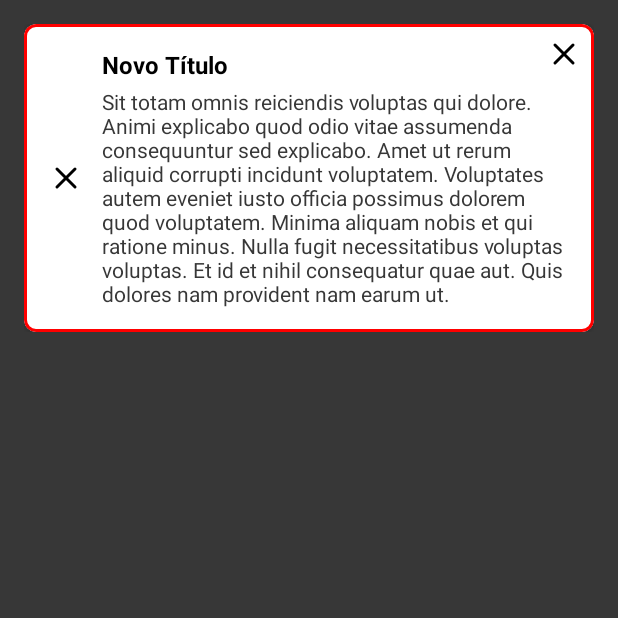
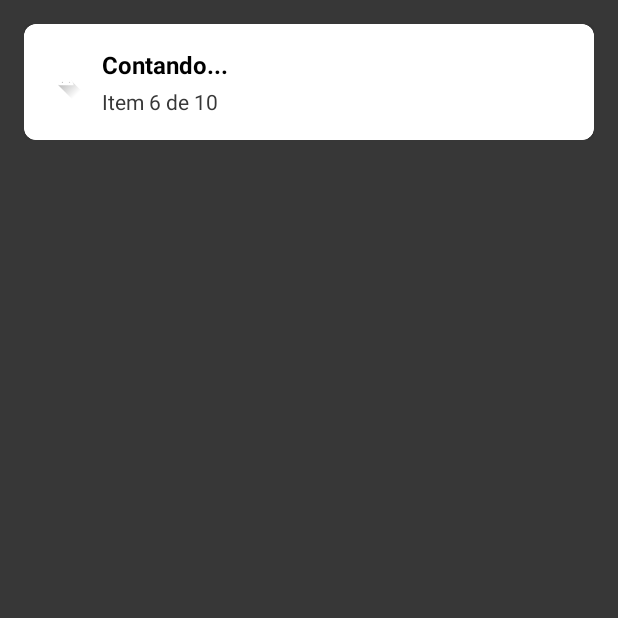
Before and after one commit to GuerraAna/CustomViewCookBook, an Android app: the screen it shows after launch (MainActivity), on a phone screen of 412 x 824 dp, the top half of it. Run offline under Robolectric (Android 15) with nearby library versions, the phone set to English and light mode, and no system bars.

Commit message:
feat: implement banner state management with ViewModel
Introduces a `MainViewModel` to manage the banner's state using Kotlin Flows and a sealed `BannerState` class. This separates the banner's logic from the `MainActivity`.

- Adds `kotlinx-coroutines-android` and `lifecycle-runtime-ktx` dependencies.
- Creates `MainViewModel` to handle banner state transitions, including a count-up simulation.
- Defines a `BannerState` sealed class (`InitialLoading`, `Loading`, `Success`, `Error`) to represent different UI states.
- Refactors `MainActivity` to observe the `ViewModel`'s state Flow using `lifecycleScope`.
- Updates the banner UI programmatically in `MainActivity` based on the collected state from the `ViewModel`.

```diff
--- a/app/build.gradle.kts
+++ b/app/build.gradle.kts
@@ -49,4 +49,6 @@ dependencies {
     testImplementation(libs.junit)
     androidTestImplementation(libs.androidx.junit)
     androidTestImplementation(libs.androidx.espresso.core)
+    implementation(libs.kotlinx.coroutines.android)
+    implementation(libs.androidx.lifecycle.runtime.ktx)
 }
--- /dev/null
+++ b/app/src/main/java/com/example/customviewcookbook/BannerState.kt
@@ -0,0 +1,8 @@
+package com.example.customviewcookbook
+
+internal sealed class BannerState {
+    data class Loading(val current: Int, val total: Int) : BannerState()
+    object Error : BannerState()
+    object Success : BannerState()
+    object InitialLoading : BannerState()
+}
--- a/app/src/main/java/com/example/customviewcookbook/MainActivity.kt
+++ b/app/src/main/java/com/example/customviewcookbook/MainActivity.kt
@@ -5,10 +5,11 @@ import android.view.View
 import androidx.activity.enableEdgeToEdge
 import androidx.appcompat.app.AppCompatActivity
 import androidx.appcompat.content.res.AppCompatResources
-import androidx.core.content.ContextCompat
 import androidx.core.view.ViewCompat
 import androidx.core.view.WindowInsetsCompat
+import androidx.lifecycle.lifecycleScope
 import com.example.customviewcookbook.databinding.ActivityMainBinding
+import kotlinx.coroutines.launch
 
 internal class MainActivity : AppCompatActivity() {
 
@@ -16,22 +17,100 @@ internal class MainActivity : AppCompatActivity() {
         ActivityMainBinding.inflate(layoutInflater)
     }
 
+    private val viewModel: MainViewModel by lazy { MainViewModel(application) }
+
     override fun onCreate(savedInstanceState: Bundle?) {
         super.onCreate(savedInstanceState)
         enableEdgeToEdge()
         setContentView(binding.root)
+        adjustSystemInsets()
+        initializeViewModel()
+        observeViewModel()
+    }
 
-        ViewCompat.setOnApplyWindowInsetsListener(binding.main) { v, insets ->
+    private fun adjustSystemInsets() {
+        ViewCompat.setOnApplyWindowInsetsListener(binding.main) { view, insets ->
             val systemBars = insets.getInsets(WindowInsetsCompat.Type.systemBars())
-            v.setPadding(systemBars.left, systemBars.top, systemBars.right, systemBars.bottom)
+
+            view.setPadding(
+                    systemBars.left,
+                    systemBars.top,
+                    systemBars.right,
+                    systemBars.bottom
+            )
+
             insets
         }
+    }
 
-        val banner = binding.bannerHighlight
-        banner.icon = AppCompatResources.getDrawable(this, R.drawable.ic_launcher_foreground)
-        banner.title = "Novo Título"
-        banner.description = "Sit totam omnis reiciendis voluptas qui dolore. Animi explicabo quod odio vitae assumenda consequuntur sed explicabo. Amet ut rerum aliquid corrupti incidunt voluptatem. Voluptates autem eveniet iusto officia possimus dolorem quod voluptatem. Minima aliquam nobis et qui ratione minus. Nulla fugit necessitatibus voluptas voluptas. Et id et nihil consequatur quae aut. Quis dolores nam provident nam earum ut."
-        banner.isError = true
-        banner.onCloseClickListener = { banner.visibility = View.GONE }
+    private fun observeViewModel() {
+        lifecycleScope.launch {
+            viewModel.state.collect { bannerState ->
+                when (bannerState) {
+                    is BannerState.InitialLoading -> onBannerInitialLoading()
+
+                    is BannerState.Loading -> onBannerLoading(
+                            current = bannerState.current,
+                            total = bannerState.total
+                    )
+
+                    is BannerState.Success -> onBannerSuccess()
+                    is BannerState.Error -> onBannerError()
+                }
+            }
+        }
+    }
+
+    private fun onBannerInitialLoading() {
+        binding.bannerHighlight.icon = AppCompatResources.getDrawable(
+                this,
+                R.drawable.ic_launcher_foreground
+        )
+
+        binding.bannerHighlight.title = "Iniciando a Contagem..."
+        binding.bannerHighlight.description = "A contagem começará em breve."
+        binding.bannerHighlight.isError = false
+    }
+
+    private fun onBannerLoading(current: Int, total: Int) {
+        binding.bannerHighlight.icon = AppCompatResources.getDrawable(
+                this,
+                R.drawable.ic_launcher_foreground
+        )
+
+        binding.bannerHighlight.title = "Contando..."
+        binding.bannerHighlight.description = "Item $current de $total"
+        binding.bannerHighlight.isError = false
+    }
+
+    private fun onBannerSuccess() {
+        binding.bannerHighlight.icon = AppCompatResources.getDrawable(
+                this,
+                R.drawable.ic_launcher_foreground
+        )
+
+        binding.bannerHighlight.title = "Concluído!"
+        binding.bannerHighlight.description = "A contagem terminou com sucesso."
+        binding.bannerHighlight.isError = false
+    }
+
+    private fun onBannerError() {
+        binding.bannerHighlight.icon = AppCompatResources.getDrawable(
+                this,
+                R.drawable.ic_launcher_foreground
+        )
+
+        binding.bannerHighlight.title = "Erro!"
+        binding.bannerHighlight.description = "Ocorreu um erro durante a contagem."
+
+        binding.bannerHighlight.onCloseClickListener = {
+            binding.bannerHighlight.visibility = View.GONE
+        }
+
+        binding.bannerHighlight.isError = true
+    }
+
+    private fun initializeViewModel() {
+        viewModel.startBannerCountUp(10)
     }
 }
--- /dev/null
+++ b/app/src/main/java/com/example/customviewcookbook/MainViewModel.kt
@@ -0,0 +1,48 @@
+package com.example.customviewcookbook
+
+import android.app.Application
+import androidx.lifecycle.AndroidViewModel
+import androidx.lifecycle.viewModelScope
+import kotlinx.coroutines.delay
+import kotlinx.coroutines.flow.Flow
+import kotlinx.coroutines.flow.MutableStateFlow
+import kotlinx.coroutines.flow.StateFlow
+import kotlinx.coroutines.flow.asStateFlow
+import kotlinx.coroutines.flow.flow
+import kotlinx.coroutines.launch
+
+internal class MainViewModel(
+    application: Application
+) : AndroidViewModel(application) {
+
+    private val _state = MutableStateFlow<BannerState>(BannerState.InitialLoading)
+
+    /**
+     *
+     */
+    val state: StateFlow<BannerState> = _state.asStateFlow()
+
+    /**
+     *
+     */
+    fun startBannerCountUp(total: Int) {
+        viewModelScope.launch {
+            delay(2000)
+
+            // A contagem original pode ser mantida como privada
+            startCountUp(total).collect { (current, totalValue) ->
+                // Emite um novo estado de Loading a cada contagem
+                _state.value = BannerState.Loading(current, totalValue)
+            }
+            // Quando o flow terminar, emite o estado de Success
+            _state.value = BannerState.Success
+        }
+    }
+
+    private fun startCountUp(total: Int): Flow<Pair<Int, Int>> = flow {
+        for (i in 1..total) {
+            emit(i to total)
+            delay(1000)
+        }
+    }
+}
--- a/gradle/libs.versions.toml
+++ b/gradle/libs.versions.toml
@@ -6,16 +6,20 @@ junit = "4.13.2"
 junitVersion = "1.3.0"
 espressoCore = "3.7.0"
 appcompat = "1.7.1"
+kotlinxCoroutinesAndroid = "1.7.3"
+lifecycleRuntimeKtx = "2.8.0"
 material = "1.10.0"
 activity = "1.11.0"
 constraintlayout = "2.1.4"
 
 [libraries]
 androidx-core-ktx = { group = "androidx.core", name = "core-ktx", version.ref = "coreKtx" }
+androidx-lifecycle-runtime-ktx = { module = "androidx.lifecycle:lifecycle-runtime-ktx", version.ref = "lifecycleRuntimeKtx" }
 junit = { group = "junit", name = "junit", version.ref = "junit" }
 androidx-junit = { group = "androidx.test.ext", name = "junit", version.ref = "junitVersion" }
 androidx-espresso-core = { group = "androidx.test.espresso", name = "espresso-core", version.ref = "espressoCore" }
 androidx-appcompat = { group = "androidx.appcompat", name = "appcompat", version.ref = "appcompat" }
+kotlinx-coroutines-android = { module = "org.jetbrains.kotlinx:kotlinx-coroutines-android", version.ref = "kotlinxCoroutinesAndroid" }
 material = { group = "com.google.android.material", name = "material", version.ref = "material" }
 androidx-activity = { group = "androidx.activity", name = "activity", version.ref = "activity" }
 androidx-constraintlayout = { group = "androidx.constraintlayout", name = "constraintlayout", version.ref = "constraintlayout" }
```
